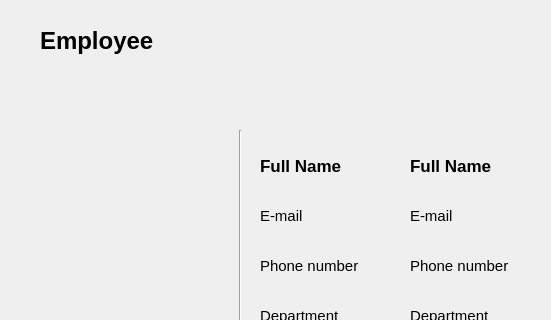
This is UI/EmployeeList.ui in TrongQuynh/Face-Recognation as Qt 5 draws it before an edit; both pictures show x 0 to 551 and y 0 to 320 of the 1173 by 682 pixel window. The edited form follows.
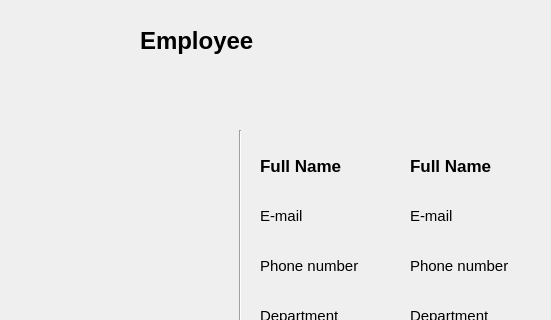
This is the edited form. Icons and pictures are not drawn.

The edit to the form file:
```diff
--- a/UI/EmployeeList.ui
+++ b/UI/EmployeeList.ui
@@ -92,7 +92,7 @@
    <widget class="QLabel" name="label">
     <property name="geometry">
      <rect>
-      <x>40</x>
+      <x>140</x>
       <y>20</y>
       <width>181</width>
       <height>41</height>
@@ -165,8 +165,8 @@
    <widget class="QLabel" name="logo">
     <property name="geometry">
      <rect>
-      <x>230</x>
-      <y>30</y>
+      <x>350</x>
+      <y>10</y>
       <width>71</width>
       <height>61</height>
      </rect>
@@ -320,6 +320,22 @@
      <string/>
     </property>
    </widget>
+   <widget class="QLabel" name="btn_Back">
+    <property name="geometry">
+     <rect>
+      <x>30</x>
+      <y>20</y>
+      <width>51</width>
+      <height>31</height>
+     </rect>
+    </property>
+    <property name="text">
+     <string/>
+    </property>
+    <property name="scaledContents">
+     <bool>true</bool>
+    </property>
+   </widget>
   </widget>
   <widget class="QMenuBar" name="menubar">
    <property name="geometry">
```
